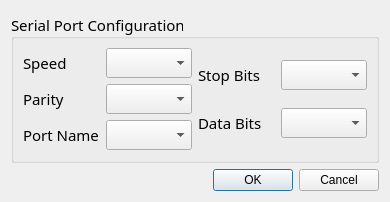
The window that serialconfig.ui (rcetin/pipo) describes before a commit, drawn with Qt 5.
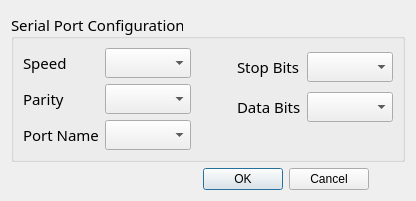
The same window after the commit.

```diff
--- a/serialconfig.ui
+++ b/serialconfig.ui
@@ -6,16 +6,40 @@
    <rect>
     <x>0</x>
     <y>0</y>
-    <width>390</width>
-    <height>202</height>
+    <width>376</width>
+    <height>183</height>
    </rect>
   </property>
+  <property name="sizePolicy">
+   <sizepolicy hsizetype="Maximum" vsizetype="Maximum">
+    <horstretch>0</horstretch>
+    <verstretch>0</verstretch>
+   </sizepolicy>
+  </property>
+  <property name="maximumSize">
+   <size>
+    <width>376</width>
+    <height>183</height>
+   </size>
+  </property>
   <property name="windowTitle">
    <string>Configuration</string>
   </property>
   <layout class="QGridLayout" name="gridLayout">
    <item row="1" column="0">
     <widget class="QDialogButtonBox" name="buttonBox">
+     <property name="sizePolicy">
+      <sizepolicy hsizetype="Maximum" vsizetype="Fixed">
+       <horstretch>0</horstretch>
+       <verstretch>0</verstretch>
+      </sizepolicy>
+     </property>
+     <property name="maximumSize">
+      <size>
+       <width>358</width>
+       <height>16777215</height>
+      </size>
+     </property>
      <property name="orientation">
       <enum>Qt::Horizontal</enum>
      </property>
@@ -26,6 +50,12 @@
    </item>
    <item row="0" column="0">
     <widget class="QGroupBox" name="groupBox">
+     <property name="sizePolicy">
+      <sizepolicy hsizetype="Fixed" vsizetype="Fixed">
+       <horstretch>0</horstretch>
+       <verstretch>0</verstretch>
+      </sizepolicy>
+     </property>
      <property name="font">
       <font>
        <family>Ubuntu Mono</family>
@@ -39,6 +69,54 @@
       <set>Qt::AlignBottom|Qt::AlignLeading|Qt::AlignLeft</set>
      </property>
      <layout class="QGridLayout" name="gridLayout_2">
+      <item row="0" column="2">
+       <layout class="QVBoxLayout" name="verticalLayout_2">
+        <item>
+         <layout class="QHBoxLayout" name="horizontalLayout_4">
+          <item>
+           <widget class="QLabel" name="label_3">
+            <property name="text">
+             <string>Stop Bits</string>
+            </property>
+           </widget>
+          </item>
+          <item>
+           <widget class="QComboBox" name="stop_list"/>
+          </item>
+         </layout>
+        </item>
+        <item>
+         <layout class="QHBoxLayout" name="horizontalLayout_2">
+          <item>
+           <widget class="QLabel" name="label_2">
+            <property name="text">
+             <string>Data Bits</string>
+            </property>
+           </widget>
+          </item>
+          <item>
+           <widget class="QComboBox" name="data_list"/>
+          </item>
+         </layout>
+        </item>
+        <item>
+         <spacer name="verticalSpacer">
+          <property name="orientation">
+           <enum>Qt::Vertical</enum>
+          </property>
+          <property name="sizeType">
+           <enum>QSizePolicy::Minimum</enum>
+          </property>
+          <property name="sizeHint" stdset="0">
+           <size>
+            <width>20</width>
+            <height>24</height>
+           </size>
+          </property>
+         </spacer>
+        </item>
+       </layout>
+      </item>
       <item row="0" column="0">
        <layout class="QVBoxLayout" name="verticalLayout">
         <item>
@@ -100,36 +178,17 @@
        </layout>
       </item>
       <item row="0" column="1">
-       <layout class="QVBoxLayout" name="verticalLayout_2">
-        <item>
-         <layout class="QHBoxLayout" name="horizontalLayout_4">
-          <item>
-           <widget class="QLabel" name="label_3">
-            <property name="text">
-             <string>Stop Bits</string>
-            </property>
-           </widget>
-          </item>
-          <item>
-           <widget class="QComboBox" name="stop_list"/>
-          </item>
-         </layout>
-        </item>
-        <item>
-         <layout class="QHBoxLayout" name="horizontalLayout_2">
-          <item>
-           <widget class="QLabel" name="label_2">
-            <property name="text">
-             <string>Data Bits</string>
-            </property>
-           </widget>
-          </item>
-          <item>
-           <widget class="QComboBox" name="data_list"/>
-          </item>
-         </layout>
-        </item>
-       </layout>
+       <spacer name="horizontalSpacer">
+        <property name="orientation">
+         <enum>Qt::Horizontal</enum>
+        </property>
+        <property name="sizeHint" stdset="0">
+         <size>
+          <width>40</width>
+          <height>20</height>
+         </size>
+        </property>
+       </spacer>
       </item>
      </layout>
     </widget>
```
